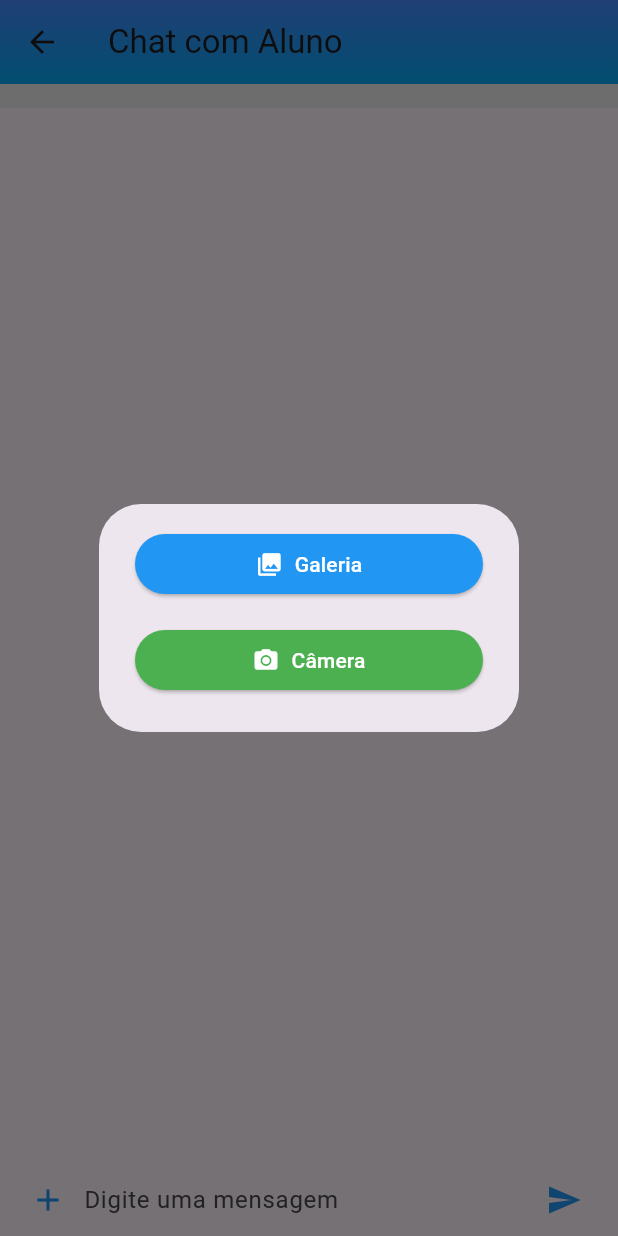
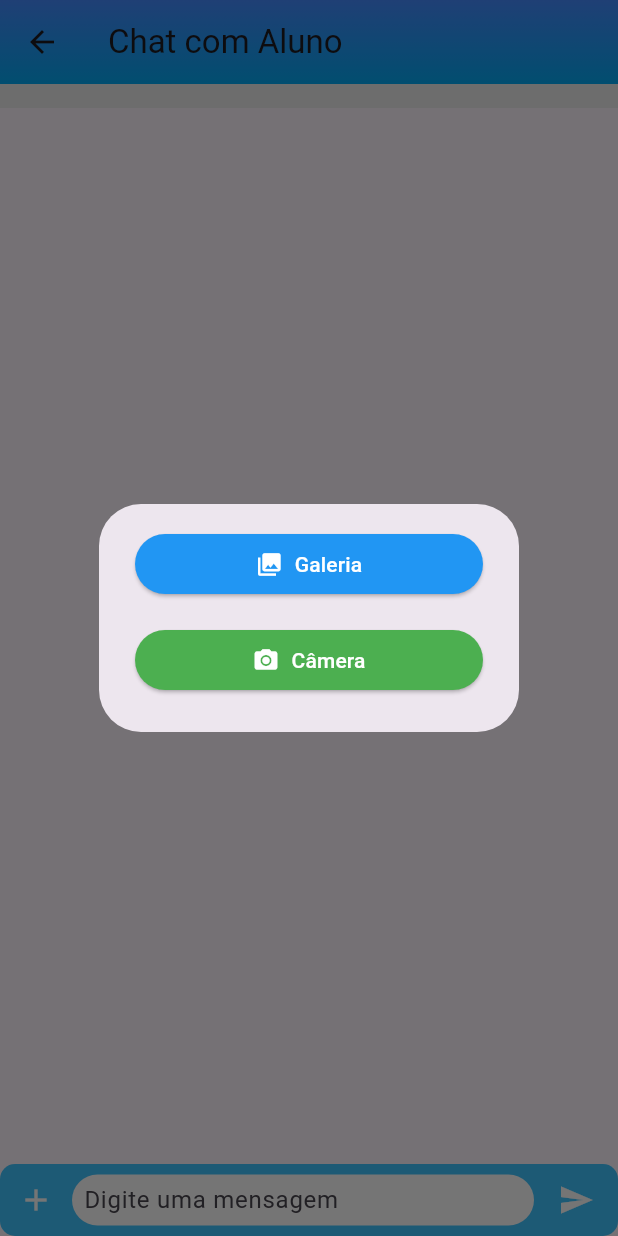
Before and after one commit to EliasPacheco/projeto-escola, a Flutter app: the ChatAlunoScreen screen opened directly with empty values, after a tap on the "add" icon, on a phone screen of 412 x 824 dp. Run offline on Flutter 3.47's test engine with Material 3 defaults, Android fonts, the phone set to English and light mode, and no system bars; our stand-ins replace brasil_fields, cloud_firestore, connectivity_plus, dio, file_picker, firebase_auth and 8 more; accounts and stored records are empty.

Commit message:
melhoria visual

```diff
--- a/lib/alunos/ChatAlunoScreen.dart
+++ b/lib/alunos/ChatAlunoScreen.dart
@@ -63,11 +63,17 @@ class _ChatAlunoScreenState extends State<ChatAlunoScreen> {
     return IconTheme(
       data: IconThemeData(color: Colors.blue),
       child: Container(
-        margin: const EdgeInsets.symmetric(horizontal: 8.0),
+        decoration: BoxDecoration(
+          color: Colors.lightBlueAccent, // Cor de destaque na barra de entrada
+          borderRadius: BorderRadius.circular(10), // Borda arredondada
+        ),
         child: Row(
           children: <Widget>[
             IconButton(
-              icon: Icon(Icons.add),
+              icon: Icon(
+                Icons.add,
+                color: Colors.white,
+              ),
               onPressed: () async {
                 _getImage();
                 if (_image != null) {
@@ -75,18 +81,33 @@ class _ChatAlunoScreenState extends State<ChatAlunoScreen> {
                 }
               },
             ),
-            Flexible(
-              child: TextField(
-                controller: _messageController,
-                decoration: InputDecoration.collapsed(
-                  hintText: "Digite uma mensagem",
+            Expanded(
+              child: Container(
+                padding: EdgeInsets.symmetric(horizontal: 8),
+                decoration: BoxDecoration(
+                  color: Colors.white, // Cor de fundo do campo de entrada
+                  borderRadius: BorderRadius.circular(20), // Borda arredondada
+                ),
+                child: Container(
+                  padding: EdgeInsets.symmetric(
+                      vertical: 5), // Ajuste o padding vertical aqui
+                  child: TextField(
+                    controller: _messageController,
+                    decoration: InputDecoration.collapsed(
+                      hintText: "Digite uma mensagem",
+                    ),
+                    style: TextStyle(color: Colors.black), // Cor do texto
+                  ),
                 ),
               ),
             ),
             Container(
               margin: EdgeInsets.symmetric(horizontal: 4.0),
               child: IconButton(
-                  icon: Icon(Icons.send),
+                  icon: Icon(
+                    Icons.send,
+                    color: Colors.white,
+                  ),
                   onPressed: () {
                     _sendMessage();
                   }),
```
Also changed, not shown: lib/alunos/ChatScreen.dart (+26 -9 lines).
